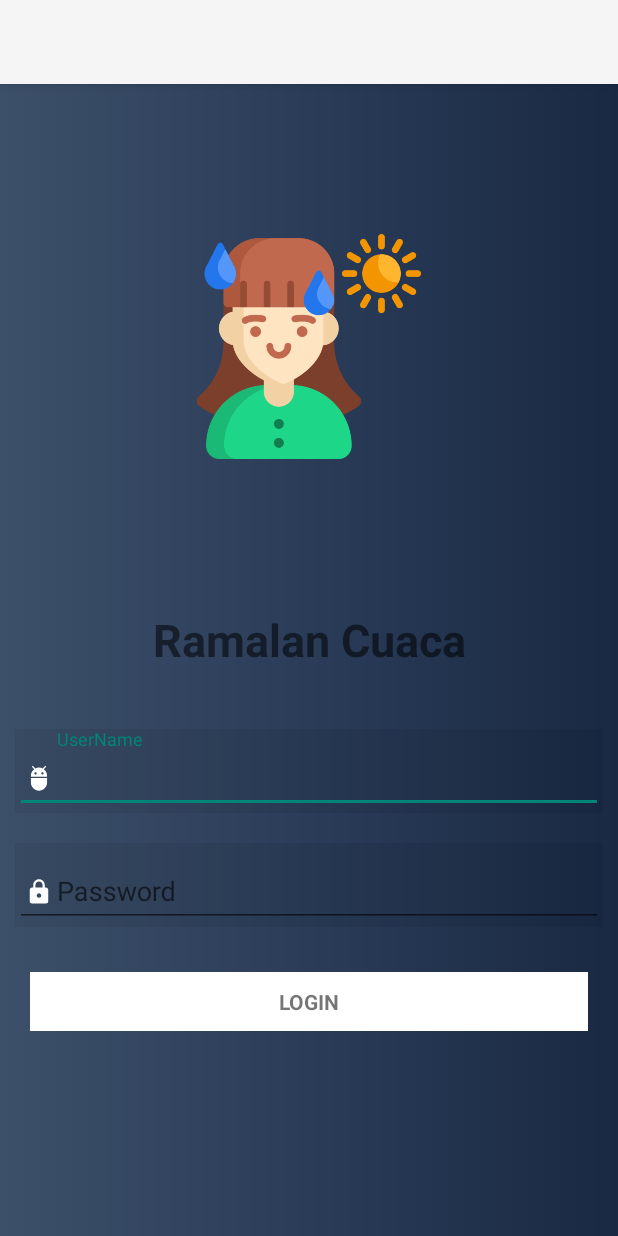
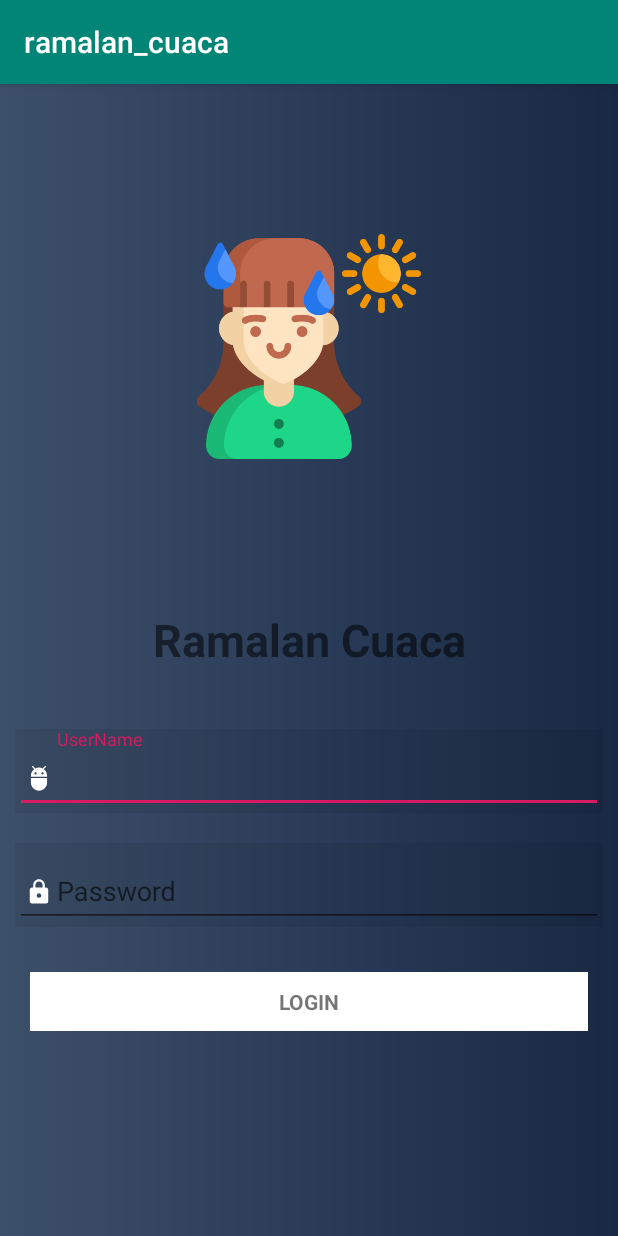
Before and after one commit to christianwisnu/ramalan_cuaca2, an Android app: the screen it shows after launch (MainActivity), on a phone screen of 412 x 824 dp. Run offline under Robolectric (Android 15) with nearby library versions, the phone set to English and light mode, and no system bars; Roboto replaces fonts that are not available here.

Commit message:
tes commit

```diff
--- a/app/src/main/java/com/example/ramalan_cuaca/MainActivity.java
+++ b/app/src/main/java/com/example/ramalan_cuaca/MainActivity.java
@@ -9,5 +9,6 @@ public class MainActivity extends AppCompatActivity {
     protected void onCreate(Bundle savedInstanceState) {
         super.onCreate(savedInstanceState);
         setContentView(R.layout.form_login);
+
     }
 }
--- /dev/null
+++ b/app/src/main/res/mipmap-anydpi-v26/ic_launcher.xml
@@ -0,0 +1,5 @@
+<?xml version="1.0" encoding="utf-8"?>
+<adaptive-icon xmlns:android="http://schemas.android.com/apk/res/android">
+    <background android:drawable="@drawable/ic_launcher_background" />
+    <foreground android:drawable="@drawable/ic_launcher_foreground" />
+</adaptive-icon>
--- /dev/null
+++ b/app/src/main/res/mipmap-anydpi-v26/ic_launcher_round.xml
@@ -0,0 +1,5 @@
+<?xml version="1.0" encoding="utf-8"?>
+<adaptive-icon xmlns:android="http://schemas.android.com/apk/res/android">
+    <background android:drawable="@drawable/ic_launcher_background" />
+    <foreground android:drawable="@drawable/ic_launcher_foreground" />
+</adaptive-icon>
--- /dev/null
+++ b/app/src/main/res/values/colors.xml
@@ -0,0 +1,6 @@
+<?xml version="1.0" encoding="utf-8"?>
+<resources>
+    <color name="colorPrimary">#008577</color>
+    <color name="colorPrimaryDark">#00574B</color>
+    <color name="colorAccent">#D81B60</color>
+</resources>
--- /dev/null
+++ b/app/src/main/res/values/strings.xml
@@ -0,0 +1,3 @@
+<resources>
+    <string name="app_name">ramalan_cuaca</string>
+</resources>
--- /dev/null
+++ b/app/src/main/res/values/styles.xml
@@ -0,0 +1,11 @@
+<resources>
+
+    <!-- Base application theme. -->
+    <style name="AppTheme" parent="Theme.AppCompat.Light.DarkActionBar">
+        <!-- Customize your theme here. -->
+        <item name="colorPrimary">@color/colorPrimary</item>
+        <item name="colorPrimaryDark">@color/colorPrimaryDark</item>
+        <item name="colorAccent">@color/colorAccent</item>
+    </style>
+
+</resources>
```
Also changed, not shown: app/src/main/res/mipmap-hdpi/ic_launcher.png (added), app/src/main/res/mipmap-hdpi/ic_launcher_round.png (added), app/src/main/res/mipmap-mdpi/ic_launcher.png (added), app/src/main/res/mipmap-mdpi/ic_launcher_round.png (added), app/src/main/res/mipmap-xhdpi/ic_launcher.png (added), app/src/main/res/mipmap-xhdpi/ic_launcher_round.png (added), app/src/main/res/mipmap-xxhdpi/ic_launcher.png (added), app/src/main/res/mipmap-xxhdpi/ic_launcher_round.png (added), app/src/main/res/mipmap-xxxhdpi/ic_launcher.png (added), app/src/main/res/mipmap-xxxhdpi/ic_launcher_round.png (added), 5 other files.
